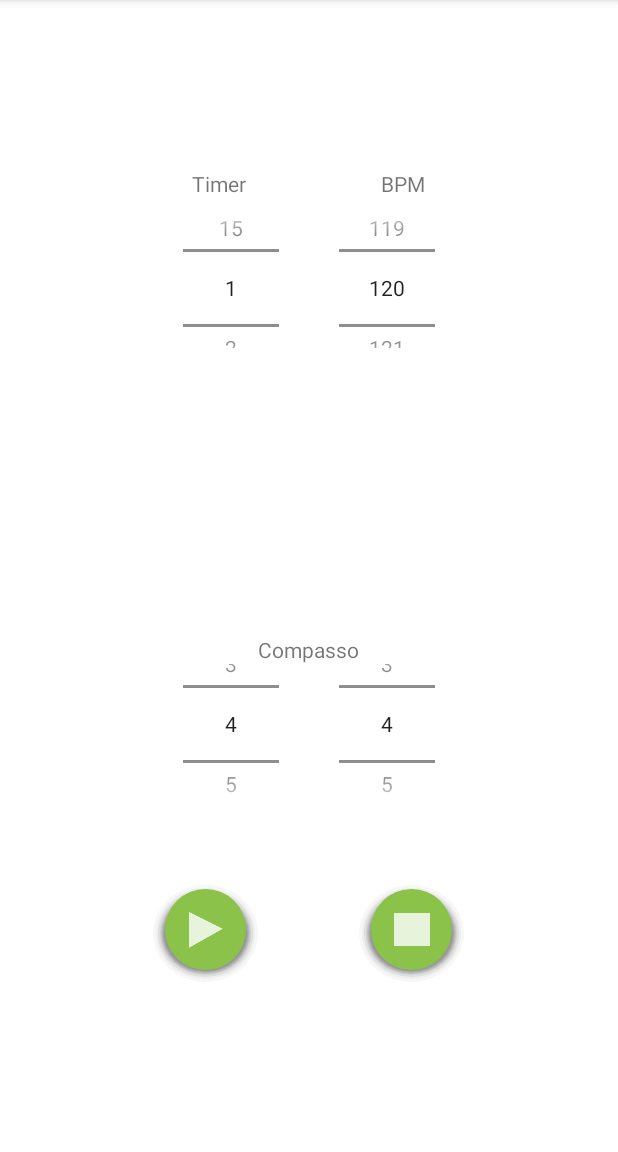
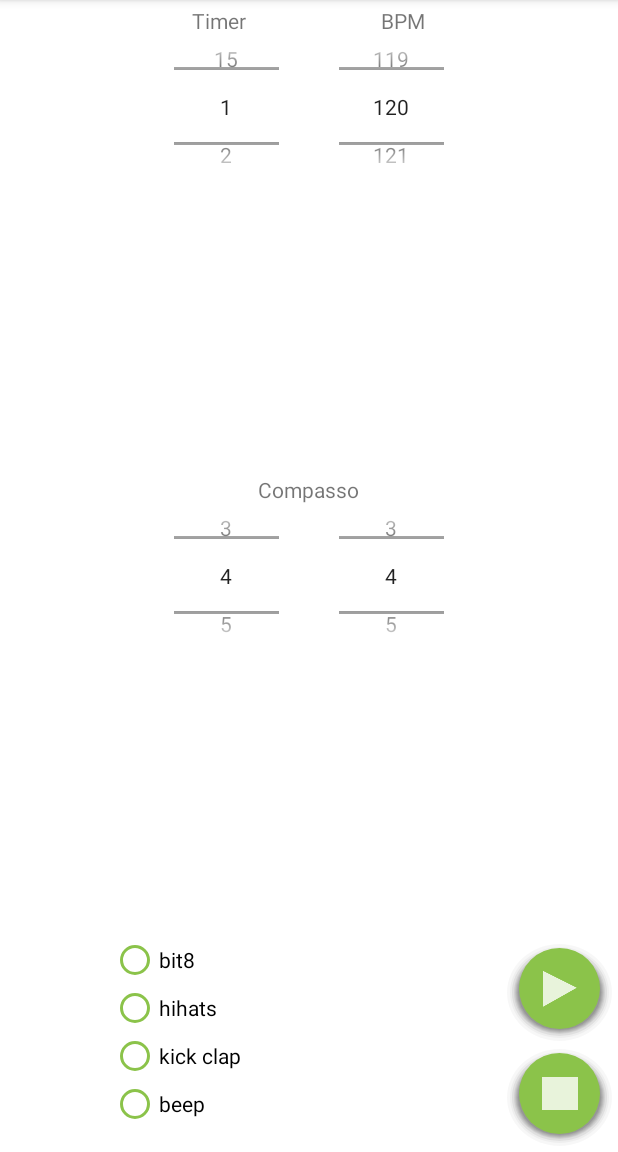
Before and after one commit to DroidFoundry/DroidMetronome, an Android app: the screen it shows after launch (MainActivity), on a phone screen of 412 x 824 dp, the part 84-1236 px from its top. Run offline under Robolectric (Android 15) with nearby library versions, the phone set to English and light mode, and no system bars.

Commit message:
Mudança na status bar, para uma cor mais suave(android 5.0<=) Melhoria na compatibilidade com celulares de resolução hdpi

```diff
--- a/DroidMetronome/app/src/main/res/layout-hdpi/activity_main.xml
+++ b/DroidMetronome/app/src/main/res/layout-hdpi/activity_main.xml
@@ -26,13 +26,13 @@
 
         <NumberPicker
             android:id="@+id/timer"
-            android:layout_width="wrap_content"
-            android:layout_height="120dp"
+            android:layout_width="70dp"
+            android:layout_height="95dp"
             android:layout_marginRight="20dp" />
 
         <NumberPicker
-            android:layout_width="wrap_content"
-            android:layout_height="120dp"
+            android:layout_width="70dp"
+            android:layout_height="95dp"
             android:id="@+id/bpm"
             style="@style/Base.V21.Theme.AppCompat.Light"
             android:gravity="top"
@@ -68,7 +68,7 @@
         android:id="@+id/compasso"
         android:orientation="horizontal"
         android:layout_width="match_parent"
-        android:layout_height="100dp"
+        android:layout_height="wrap_content"
         android:gravity="center_horizontal"
         android:clickable="false"
         android:layout_centerVertical="true"
@@ -76,19 +76,17 @@
         android:layout_alignParentStart="true">
 
         <NumberPicker
-            android:layout_width="wrap_content"
-            android:layout_height="120dp"
+            android:layout_width="70dp"
+            android:layout_height="95dp"
             android:id="@+id/qntBatidas"
 
-            android:layout_marginRight="20dp"
-            android:layout_gravity="bottom" />
+            android:layout_marginRight="20dp" />
 
         <NumberPicker
-            android:layout_width="wrap_content"
-            android:layout_height="120dp"
+            android:layout_width="70dp"
+            android:layout_height="95dp"
             android:id="@+id/valorBase"
-            android:layout_marginLeft="20dp"
-            android:layout_gravity="bottom" />
+            android:layout_marginLeft="20dp" />
     </LinearLayout>
     <TextView
         android:layout_width="wrap_content"
@@ -106,9 +104,9 @@
         android:background="@drawable/floating_button_design"
         android:id="@+id/floatingButtonPlay"
         android:onClick="executar"
-        android:layout_alignTop="@+id/floatingButtonStop"
-        android:layout_toLeftOf="@+id/textCompasso"
-        android:layout_toStartOf="@+id/textCompasso" />
+        android:layout_above="@+id/floatingButtonStop"
+        android:layout_alignLeft="@+id/floatingButtonStop"
+        android:layout_alignStart="@+id/floatingButtonStop" />
 
     <ImageButton
         android:layout_width="70dp"
@@ -117,10 +115,49 @@
         android:background="@drawable/floating_button_design"
         android:id="@+id/floatingButtonStop"
         android:onClick="parar"
-        android:layout_below="@+id/compasso"
-        android:layout_toRightOf="@+id/textCompasso"
-        android:layout_toEndOf="@+id/textCompasso"
-        android:layout_marginTop="42dp" />
+        android:layout_alignParentBottom="true"
+        android:layout_alignParentRight="true"
+        android:layout_alignParentEnd="true" />
+    <RadioGroup
+        android:layout_width="match_parent"
+        android:layout_height="wrap_content"
+        android:id="@+id/radioGroupSomLeft"
+        android:layout_marginLeft="70dp"
+        android:layout_alignTop="@+id/floatingButtonPlay"
+        android:layout_toLeftOf="@+id/floatingButtonPlay"
+        android:orientation="vertical">
+
+        <RadioButton android:id="@+id/bit8"
+            android:layout_width="wrap_content"
+            android:layout_height="wrap_content"
+            android:text="bit8"
+            android:onClick="setIdBit8"
+            android:buttonTint="@color/metronome_green" />
+
+        <RadioButton
+            android:id="@+id/hihats"
+            android:layout_width="wrap_content"
+            android:layout_height="wrap_content"
+            android:text="hihats"
+            android:onClick="setIdHihats"
+            android:buttonTint="@color/metronome_green" />
+
+        <RadioButton android:id="@+id/kick_clap"
+            android:layout_width="wrap_content"
+            android:layout_height="wrap_content"
+            android:text="kick clap"
+            android:onClick="setIdKickClap"
+            android:buttonTint="@color/metronome_green" />
+        <RadioButton android:id="@+id/beep"
+            android:layout_width="wrap_content"
+            android:layout_height="wrap_content"
+            android:text="beep"
+            android:onClick="setIdBeep"
+            android:buttonTint="@color/metronome_green"
+
+            />
+
+    </RadioGroup>
 
 
     <!--<RadioGroup
--- a/DroidMetronome/app/src/main/res/values/colors.xml
+++ b/DroidMetronome/app/src/main/res/values/colors.xml
@@ -2,6 +2,6 @@
 <resources>
 
     <color name="metronome_green">#8BC34A</color>
-    <color name="metronome_dark_green">#689f38</color>
+    <color name="metronome_dark_green">#7cb342</color>
     <color name="metronome_about_grey">#e0e0e0</color>
 </resources>
```
